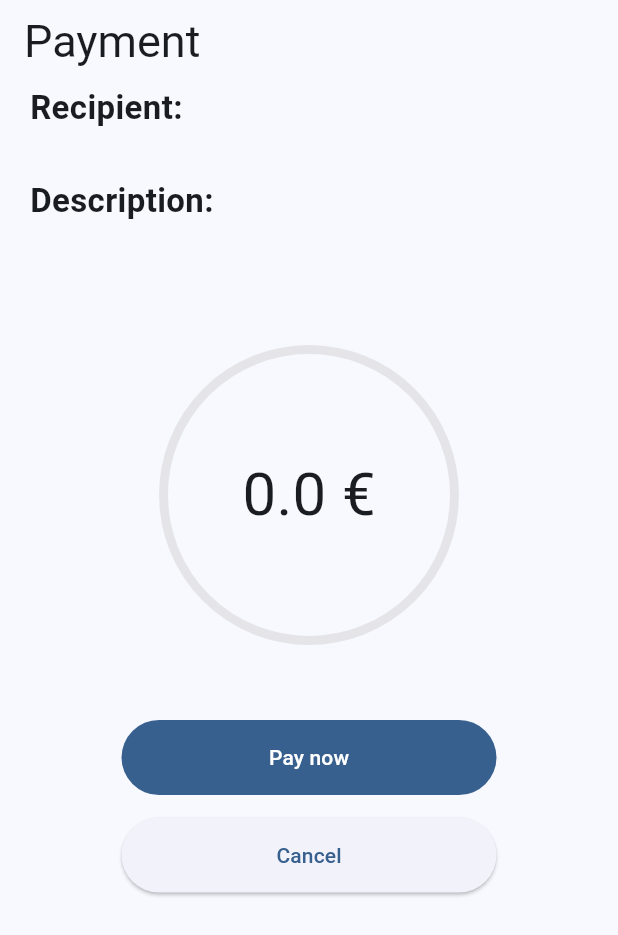
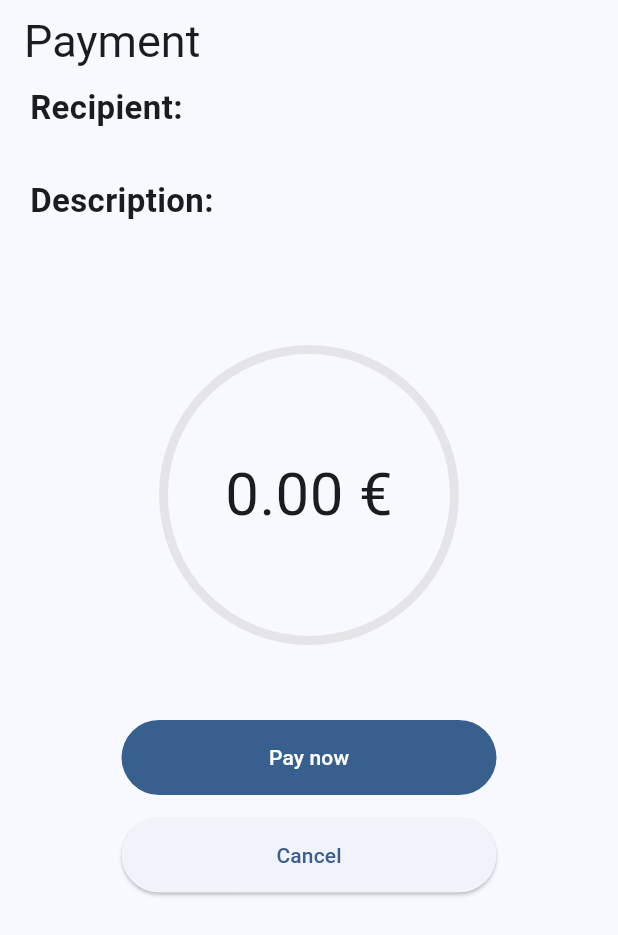
Before and after one commit to MesserschmittX/PayApp, a Flutter app: the PaymentPage screen opened directly with empty values, on a phone screen of 412 x 824 dp. Shown: the top 935 px of the screen. Run offline on Flutter 3.47's test engine with Material 3 defaults, Android fonts, the light colour scheme and no system bars; our stand-ins replace cloud_firestore, firebase_auth, firebase_core, flutter_translate, pdf, printing and 3 more; missing offline and left inert: flutter_paypal_native, qr_code_scanner, qr_image_generator; accounts and stored records are empty.

Commit message:
two decimal places

```diff
--- a/lib/home.dart
+++ b/lib/home.dart
@@ -255,6 +255,8 @@ class _HomePageState extends State<HomePage> {
                       itemBuilder: (context, index) {
                         Timestamp timestamp =
                             snapshot.data![index]['timestamp'];
+                        String amountString =
+                            snapshot.data![index]['amount'].toStringAsFixed(2);
                         return Card(
                             child: Column(
                           children: [
@@ -274,7 +276,7 @@ class _HomePageState extends State<HomePage> {
                               ),
                               subtitle: Row(children: <Widget>[
                                 Text(
-                                  '${timestamp.toDate().day}.${timestamp.toDate().month}.${timestamp.toDate().year}\n${snapshot.data![index]['product']} | ${snapshot.data![index]['amount']} € EUR',
+                                  '${timestamp.toDate().day}.${timestamp.toDate().month}.${timestamp.toDate().year}\n${snapshot.data![index]['product']} | $amountString € EUR',
                                   style: const TextStyle(fontSize: 17),
                                 ),
                               ]),
--- a/lib/payment.dart
+++ b/lib/payment.dart
@@ -66,7 +66,7 @@ class PaymentPage extends StatelessWidget {
               child: Row(
                 mainAxisAlignment: MainAxisAlignment.center,
                 children: [
-                  Text("${paymentData.amount} €",
+                  Text("${paymentData.amount.toStringAsFixed(2)} €",
                       style: const TextStyle(fontSize: 40))
                 ],
               ),
```
